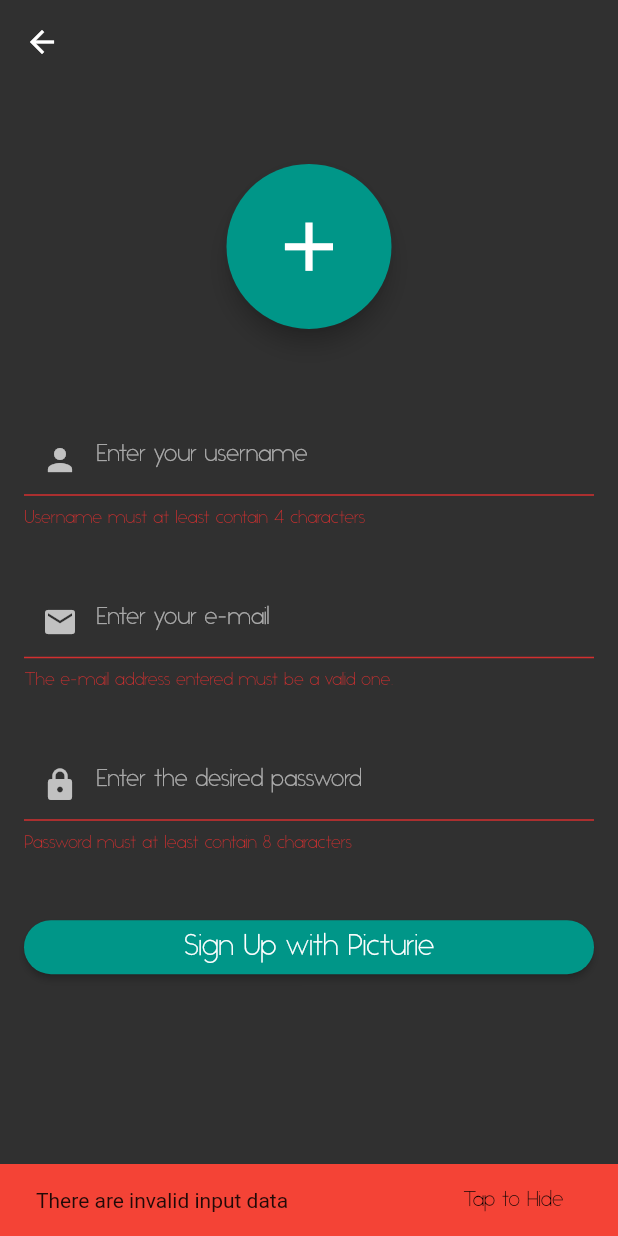
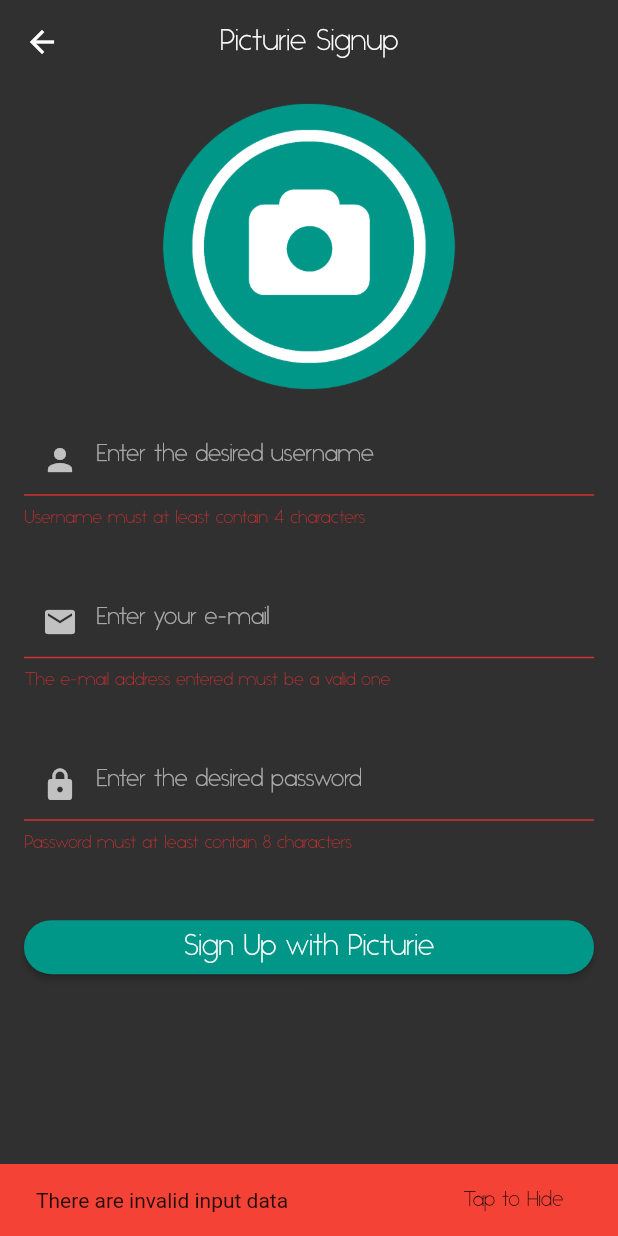
Before and after one commit to HossamElghamry/Picturie, a Flutter app: the SignUpScreen screen opened directly, after a tap on "Sign Up with Picturie", on a phone screen of 412 x 824 dp. Run offline on Flutter 3.47's test engine with Material 2 defaults, Android fonts, the light colour scheme and no system bars; our stand-ins replace camera, cloud_firestore, firebase_auth, firebase_storage, flare_flutter, gallery_saver and 3 more; accounts and stored records are empty; statements that could not run were skipped.

Commit message:
Profile picture storage and authentication

```diff
--- /dev/null
+++ b/lib/src/common/picturie_logo.dart
@@ -0,0 +1,19 @@
+import 'package:flutter/material.dart';
+
+class PicturieLogo extends StatelessWidget {
+  final double _radius;
+
+  PicturieLogo({Key key, @required radius}) : _radius = radius;
+
+  @override
+  Widget build(BuildContext context) {
+    return Container(
+      height: double.infinity,
+      child: CircleAvatar(
+        radius: _radius,
+        child: Image.asset("assets/icons/picturie_logo.png"),
+        backgroundColor: Colors.transparent,
+      ),
+    );
+  }
+}
--- a/lib/src/ui/sign_in/sign_in.dart
+++ b/lib/src/ui/sign_in/sign_in.dart
@@ -1,12 +1,12 @@
 import 'package:flutter/material.dart';
 import 'package:picturie/src/authentication_bloc.dart';
 import 'package:picturie/src/common/picturie_loading_indicator.dart';
+import 'package:picturie/src/common/picturie_logo_text.dart';
 import 'package:picturie/src/common/platforms.dart';
 import 'package:picturie/src/common/sign_in_data.dart';
 import 'package:picturie/src/ui/sign_in/widgets/divider_centeredtext.dart';
 import 'package:picturie/src/ui/sign_in/widgets/email_field.dart';
 import 'package:picturie/src/ui/sign_in/widgets/password_field.dart';
-import 'package:picturie/src/ui/sign_in/widgets/picturie_logo.dart';
 import 'package:picturie/src/ui/sign_in/widgets/sign_in_button.dart';
 import 'package:picturie/src/ui/sign_in/widgets/sign_up_platform.dart';
 import 'package:provider/provider.dart';
@@ -54,7 +54,9 @@
                   children: <Widget>[
                     Flexible(
                       flex: 1,
-                      child: PicturieLogo(),
+                      child: PicturieTextLogo(
+                        textSize: 50.0,
+                      ),
                     ),
                     Flexible(
                       flex: 3,
--- a/lib/src/ui/sign_up/sign_up.dart
+++ b/lib/src/ui/sign_up/sign_up.dart
@@ -1,8 +1,8 @@
 import 'package:flutter/material.dart';
 import 'package:picturie/src/authentication_bloc.dart';
 import 'package:picturie/src/common/picturie_loading_indicator.dart';
+import 'package:picturie/src/common/picturie_logo.dart';
 import 'package:picturie/src/common/sign_up_data.dart';
-import 'package:picturie/src/ui/sign_up/widgets/profile_picture_button.dart';
 import 'package:picturie/src/ui/sign_up/widgets/signup_button.dart';
 import 'package:picturie/src/ui/sign_up/widgets/signup_email_field.dart';
 import 'package:picturie/src/ui/sign_up/widgets/signup_password_field.dart';
@@ -34,6 +34,8 @@
         key: _signUpScaffoldKey,
         appBar: AppBar(
           backgroundColor: Colors.transparent,
+          centerTitle: true,
+          title: Text("Picturie Signup"),
           elevation: 0.0,
         ),
         body: StreamBuilder<bool>(
@@ -56,7 +58,7 @@
                       children: <Widget>[
                         Flexible(
                           flex: 2,
-                          child: ProfilePictureButton(),
+                          child: PicturieLogo(radius: 110.0),
                         ),
                         SizedBox(
                           height: 10,
--- a/lib/src/ui/sign_up/widgets/profile_picture_button.dart
+++ /dev/null
@@ -1,20 +0,0 @@
-import 'package:flutter/material.dart';
-
-class ProfilePictureButton extends StatelessWidget {
-  @override
-  Widget build(BuildContext context) {
-    return Container(
-      width: 110,
-      height: double.infinity,
-      child: FloatingActionButton(
-        child: Icon(
-          Icons.add,
-          size: 55,
-          color: Colors.white,
-        ),
-        backgroundColor: Colors.teal,
-        onPressed: () {},
-      ),
-    );
-  }
-}
--- a/lib/src/ui/sign_up/widgets/signup_button.dart
+++ b/lib/src/ui/sign_up/widgets/signup_button.dart
@@ -2,6 +2,7 @@
 import 'package:flutter/material.dart';
 import 'package:picturie/src/authentication_bloc.dart';
 import 'package:picturie/src/common/sign_up_data.dart';
+import 'package:picturie/src/ui/profile_photo_signup/profile_photo_signup.dart';
 import 'package:provider/provider.dart';
 
 class SignUpSubmitButton extends StatefulWidget {
@@ -34,13 +35,24 @@
           ),
         ),
         onPressed: () async {
+          validateAndSignUp(_authService);
+        },
+      ),
+    );
+  }
+
+  validateAndSignUp(_authService) async {
     if (widget._formKey.currentState.validate()) {
       widget._formKey.currentState.save();
       try {
         await _authService.picturieSignUp(widget._data);
         FirebaseUser user = await _authService.picturieSignIn(
             widget._data.email, widget._data.password);
-              Navigator.of(context).pop();
+        Navigator.of(widget._signUpScaffoldKey.currentContext).pushReplacement(
+          MaterialPageRoute(
+            builder: (context) => ProfilePhotoSignUp(),
+          ),
+        );
       } on Exception catch (e) {
         widget._signUpScaffoldKey.currentState.showSnackBar(
           SnackBar(
@@ -51,7 +63,7 @@
               label: "Tap to Hide",
               textColor: Colors.black,
               onPressed: () {
-                      Scaffold.of(context).hideCurrentSnackBar();
+                widget._signUpScaffoldKey.currentState.hideCurrentSnackBar();
               },
             ),
           ),
@@ -59,7 +71,7 @@
         _authService.cancelLoad();
       }
     } else {
-            Scaffold.of(context).showSnackBar(
+      widget._signUpScaffoldKey.currentState.showSnackBar(
         SnackBar(
           content: Text('There are invalid input data'),
           backgroundColor: Colors.red,
@@ -68,14 +80,11 @@
             label: "Tap to Hide",
             textColor: Colors.black,
             onPressed: () {
-                    Scaffold.of(context).hideCurrentSnackBar();
+              widget._signUpScaffoldKey.currentState.hideCurrentSnackBar();
             },
           ),
         ),
       );
     }
-        },
-      ),
-    );
   }
 }
--- a/lib/src/ui/sign_up/widgets/signup_username_field.dart
+++ b/lib/src/ui/sign_up/widgets/signup_username_field.dart
@@ -17,7 +17,7 @@
       child: TextFormField(
         decoration: InputDecoration(
           prefixIcon: Icon(Icons.person),
-          hintText: "Enter your username",
+          hintText: "Enter the desired username",
         ),
         validator: _validateUsername,
         onSaved: (String acceptedUsername) {
--- a/pubspec.yaml
+++ b/pubspec.yaml
@@ -22,6 +22,7 @@
   camera:
   path_provider:
   path:
+  image_picker: ^0.6.1+3
   gallery_saver: ^1.0.1
   rxdart: ^0.22.1+1
   provider: ^3.0.0+1
@@ -30,6 +31,7 @@
   cloud_firestore: ^0.12.9
   google_sign_in: ^4.0.6
   flare_flutter: ^1.5.5
+  firebase_storage: ^3.0.5
 
   # The following adds the Cupertino Icons font to your application.
   # Use with the CupertinoIcons class for iOS style icons.
```
Also changed, not shown: lib/src/authentication_bloc.dart (+16 -0 lines), lib/src/common/picturie_logo_text.dart (renamed from lib/src/ui/sign_in/widgets/picturie_logo.dart, +6 -2 lines), lib/src/ui/profile_photo_signup/profile_photo_signup.dart (added, +98 -0 lines), lib/src/ui/profile_photo_signup/widgets/confirm_button.dart (added, +62 -0 lines), lib/src/ui/profile_photo_signup/widgets/skip_button.dart (added, +25 -0 lines), lib/src/ui/sign_in/widgets/sign_in_button.dart (+11 -9 lines), pubspec.lock, 1 other file. Lines whose indentation alone changed are shown as unchanged.
